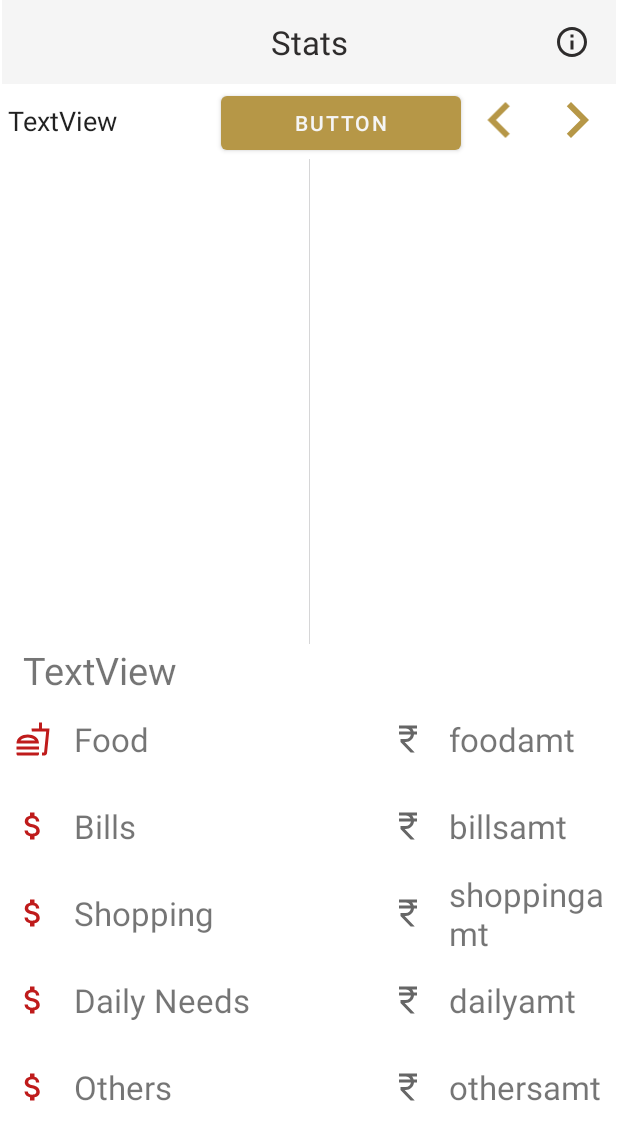
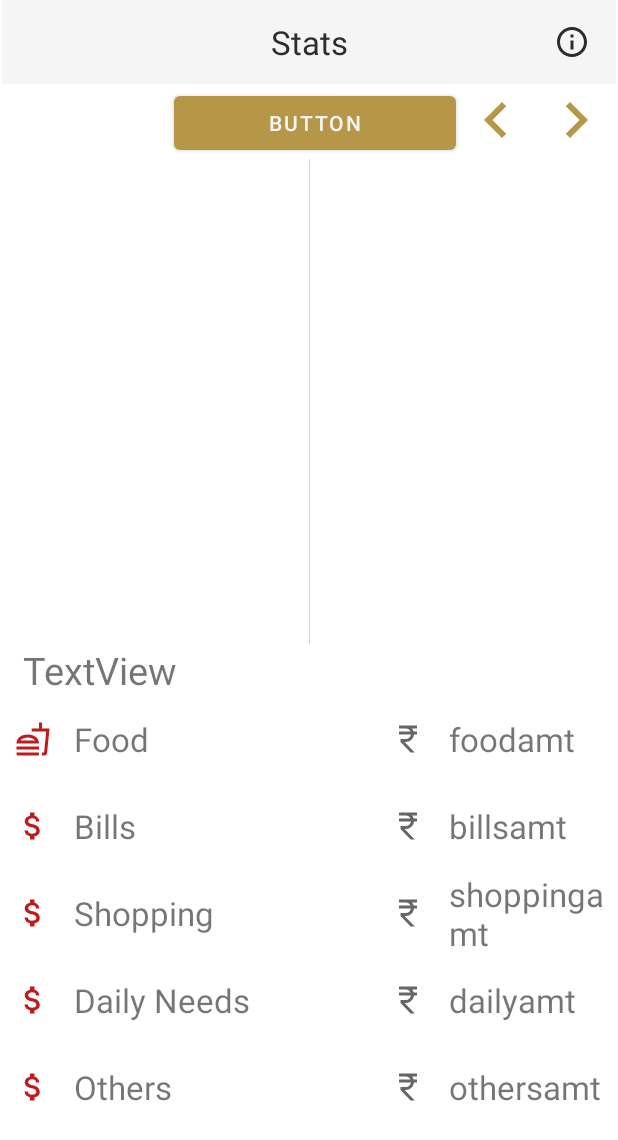
Before and after one commit to abhay-lodhi/Finanance, an Android app: the layout fragment_notifications.xml on its own in the app's theme, with its tools: preview values and no code run, on a phone screen of 412 x 824 dp. Shown: the top 1140 px of the screen. Run offline under Robolectric (Android 15) with nearby library versions, the phone set to English and light mode, and no system bars.

Commit message:
stats fragment_11/4/22.2

```diff
--- a/app/src/main/java/com/example/finanance/DB/DBHandler.kt
+++ b/app/src/main/java/com/example/finanance/DB/DBHandler.kt
@@ -126,7 +126,7 @@ val db= this.readableDatabase
         val catList: ArrayList<categoryModelClass> = ArrayList<categoryModelClass>()
 
         // Query to select all the records from the table.
-        val selectQuery = "SELECT  * FROM "+ TABLE_TRANSACTIONS+" WHERE "+ KEY_TYPE+" = '"+cate+"' AND " + KEY_DAT +" LIKE '"+dat+"'"
+        val selectQuery = "SELECT  * FROM "+ TABLE_TRANSACTIONS+" WHERE "+ KEY_TYPE+" = '"+cate+"' AND " + KEY_DAT +" LIKE '"+dat+"' ORDER BY "+ KEY_DAT+" DESC"
 
         val db = this.readableDatabase
         // Cursor is used to read the record one by one. Add them to data model class.
--- a/app/src/main/res/layout/fragment_notifications.xml
+++ b/app/src/main/res/layout/fragment_notifications.xml
@@ -119,13 +119,9 @@
             android:id="@+id/search"
             android:layout_width="wrap_content"
             android:layout_height="match_parent"
-            android:gravity="center_vertical"
             android:layout_weight="18"
-            android:maxLines="1"
             android:backgroundTint="@color/white"
-            android:text="TextView" />
-
-
+            />
         <Button
             android:id="@+id/enter"
             android:layout_width="wrap_content"
```
Also changed, not shown: app/src/main/java/com/example/finanance/ui/notifications/NotificationsFragment.kt (+9 -5 lines).
